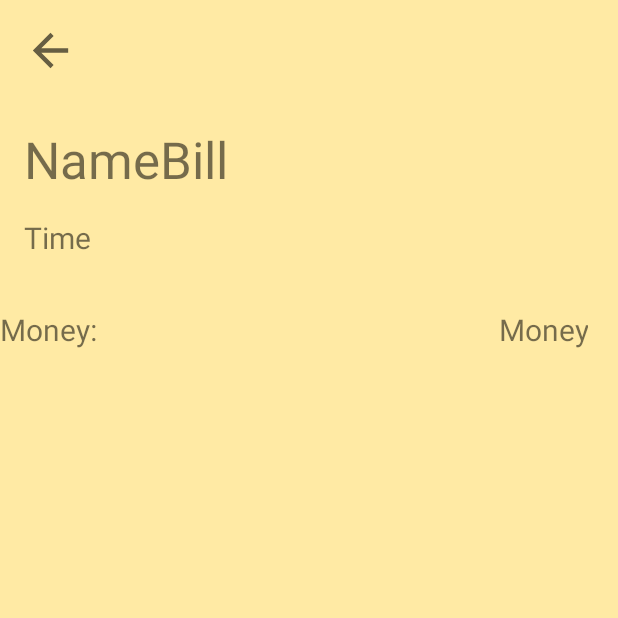
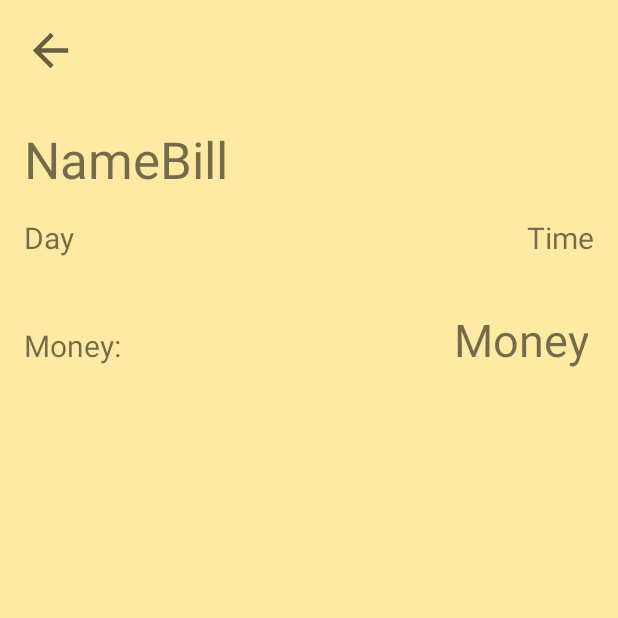
Before and after one commit to junsee1412/bone_fish_android, an Android app: the BillActivity screen opened directly, with no data from a screen before it, on a phone screen of 412 x 824 dp, the top half of it. Run offline under Robolectric (Android 15) with nearby library versions, the phone set to English and light mode, and no system bars; 2 statements that could not run were skipped.

Commit message:
Intent tab BillActivity

```diff
--- a/app/src/main/java/com/example/doan/BillActivity.java
+++ b/app/src/main/java/com/example/doan/BillActivity.java
@@ -1,14 +1,97 @@
 package com.example.doan;
 
 import androidx.appcompat.app.AppCompatActivity;
+import androidx.recyclerview.widget.LinearLayoutManager;
+import androidx.recyclerview.widget.RecyclerView;
 
+import android.content.Intent;
+import android.database.Cursor;
 import android.os.Bundle;
+import android.widget.ImageView;
+import android.widget.TextView;
+import android.widget.Toast;
+
+import com.example.doan.adapter.adapterBillDetail;
+import com.example.doan.api.apiBill;
+import com.example.doan.common.Service;
+import com.example.doan.common.sqlite;
+import com.example.doan.model.Bill;
+import com.example.doan.model.itemBill;
+
+import java.util.ArrayList;
+import java.util.List;
+
+import retrofit2.Call;
+import retrofit2.Callback;
+import retrofit2.Response;
+
+import static java.lang.Integer.parseInt;
 
 public class BillActivity extends AppCompatActivity {
+
+    private Service service;
+    private apiBill serviceBill = service.retrofit.create(apiBill.class);
+
+    private Cursor cursor;
+    private sqlite db = new sqlite(this, "bone_fish.sqlite", null, 1);
+
+    private TextView name, day, times, money;
+    private ImageView back;
+    private String id, token;
+    private RecyclerView billDetailRecyclerView;
+    private adapterBillDetail adapterBillDetail;
 
     @Override
     protected void onCreate(Bundle savedInstanceState) {
         super.onCreate(savedInstanceState);
         setContentView(R.layout.activity_bill);
+        name = findViewById(R.id.NameBillDetail);
+        day = findViewById(R.id.DayBillDetail);
+        times = findViewById(R.id.TimeBillDetail);
+        money = findViewById(R.id.PriceBillDetail);
+        back = findViewById(R.id.imageView5);
+        billDetailRecyclerView = findViewById(R.id.item_bill_recy);
+
+        back.setOnClickListener(v -> finish());
+
+        Intent intent = getIntent();
+        id = intent.getStringExtra("id");
+        cursor = db.GetData("SELECT * FROM token");
+        if (cursor.moveToNext()){
+            token = cursor.getString(1);
+            getBill();
+        }
+    }
+
+    private void getBill(){
+        serviceBill.getBill(token, id).enqueue(new Callback<Bill>() {
+            @Override
+            public void onResponse(Call<Bill> call, Response<Bill> response) {
+                if (response.isSuccessful()) {
+                    Bill bill = response.body();
+                    setData(bill.getBill(), bill.getTime(), bill.getItems());
+                }
+            }
+
+            @Override
+            public void onFailure(Call<Bill> call, Throwable t) {
+                Toast.makeText(BillActivity.this, "Server Error", Toast.LENGTH_SHORT).show();
+            }
+        });
+    }
+
+    private void setData(String bill, String time, List<itemBill> items) {
+        name.setText(bill);
+        day.setText(time.substring(0,10));
+        times.setText(time.substring(11,16));
+        int intmoney = 0;
+        for (itemBill itemBill :items) {
+            intmoney+= parseInt(itemBill.getPrice());
+        }
+        RecyclerView.LayoutManager layoutManager = new LinearLayoutManager(this, LinearLayoutManager.VERTICAL, false);
+        billDetailRecyclerView.setLayoutManager(layoutManager);
+        adapterBillDetail = new adapterBillDetail(items, this);
+        billDetailRecyclerView.setAdapter(adapterBillDetail);
+        money.setText(String.valueOf(intmoney));
     }
 }
--- a/app/src/main/res/layout/activity_bill.xml
+++ b/app/src/main/res/layout/activity_bill.xml
@@ -49,16 +49,28 @@
                     app:layout_constraintTop_toTopOf="parent" />
 
                 <TextView
-                    android:id="@+id/TimeBillDetail"
+                    android:id="@+id/DayBillDetail"
                     android:layout_width="wrap_content"
                     android:layout_height="wrap_content"
                     android:layout_marginTop="16dp"
                     android:layout_marginBottom="24dp"
-                    android:text="Time"
+                    android:text="Day"
                     android:textSize="20sp"
                     app:layout_constraintBottom_toBottomOf="parent"
                     app:layout_constraintStart_toStartOf="@+id/NameBillDetail"
                     app:layout_constraintTop_toBottomOf="@+id/NameBillDetail" />
+
+                <TextView
+                    android:id="@+id/TimeBillDetail"
+                    android:layout_width="wrap_content"
+                    android:layout_height="wrap_content"
+                    android:layout_marginEnd="16dp"
+                    android:layout_marginRight="16dp"
+                    android:text="Time"
+                    android:textSize="20sp"
+                    app:layout_constraintBottom_toBottomOf="@+id/DayBillDetail"
+                    app:layout_constraintEnd_toEndOf="parent"
+                    app:layout_constraintTop_toTopOf="@+id/DayBillDetail" />
 
             </androidx.constraintlayout.widget.ConstraintLayout>
 
@@ -72,6 +84,7 @@
             <LinearLayout
                 android:layout_width="match_parent"
                 android:layout_height="match_parent"
+                android:layout_marginLeft="16dp"
                 android:orientation="horizontal">
 
                 <TextView
@@ -87,7 +100,7 @@
                     android:text="Money"
                     android:padding="10dp"
                     android:textAlignment="textEnd"
-                    android:textSize="20sp"
+                    android:textSize="30dp"
                     android:layout_marginRight="10dp"
                     android:gravity="end" />
 
```
Also changed, not shown: app/src/main/java/com/example/doan/adapter/adapterBillDat.java (+7 -0 lines).
